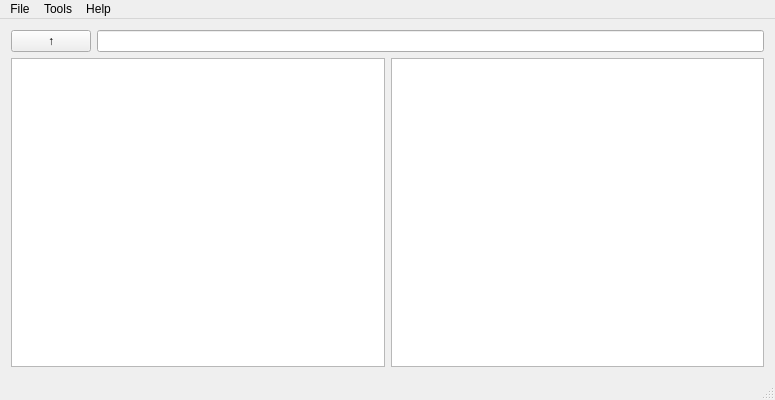
Old version of the form QtApplShrenamer/QtApplShrenamer.ui in the repository brown4j/sh_renamer.
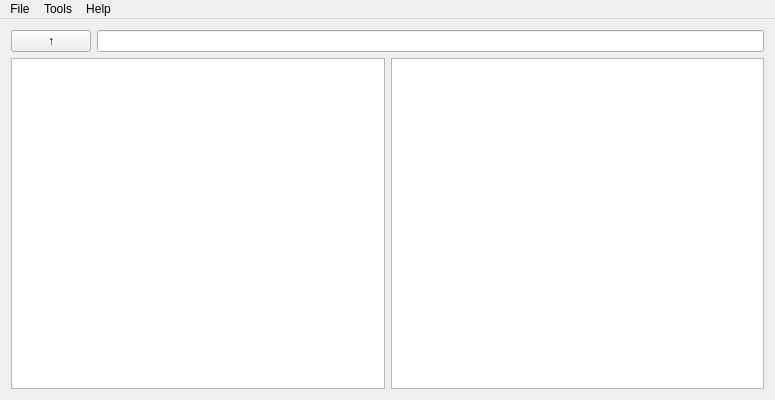
New version of the form.

Commit message: basic of using QDir and its test

```diff
--- a/QtApplShrenamer/QtApplShrenamer.ui
+++ b/QtApplShrenamer/QtApplShrenamer.ui
@@ -82,7 +82,6 @@
    <addaction name="menuTools"/>
    <addaction name="menuHelp"/>
   </widget>
-  <widget class="QStatusBar" name="statusBar"/>
  </widget>
  <layoutdefault spacing="6" margin="11"/>
  <resources>
```
Left out of the diff: 9 changed lines with no effect on the pictures. The commit also changes 2 other files.
